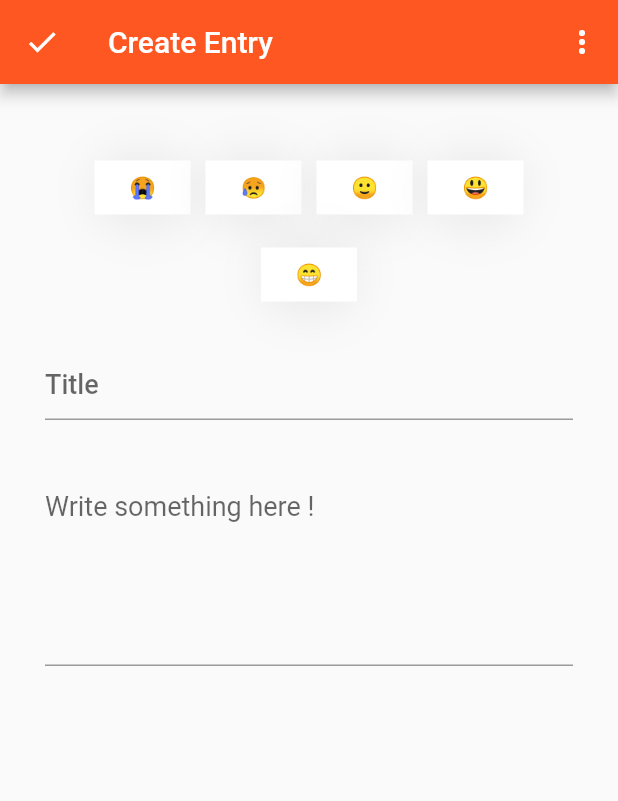
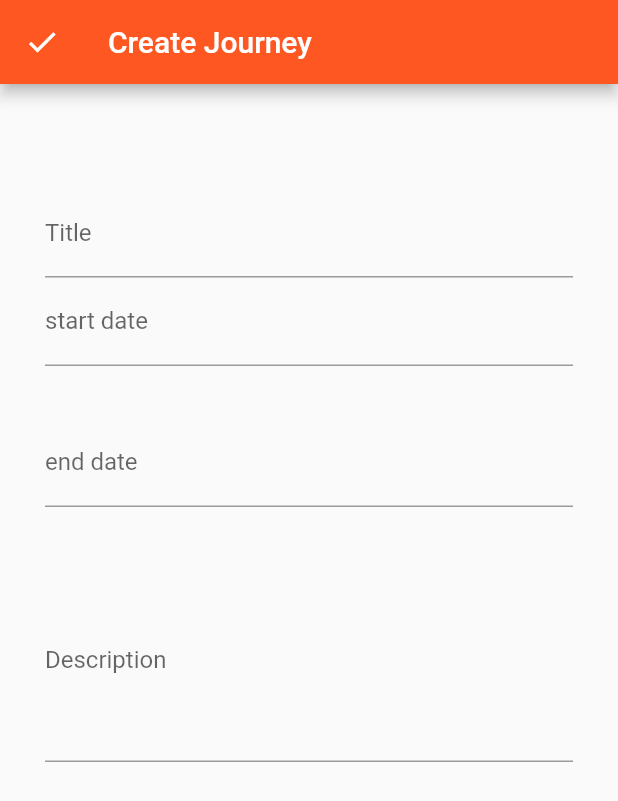
Before and after one commit to ARU-Coders/daybook, a Flutter app: the screen it shows once a user with an empty profile is signed in, after a tap on the "add" icon, on a phone screen of 412 x 824 dp. Shown: the top 801 px of the screen. Run offline on Flutter 3.47's test engine with Material 2 defaults, Android fonts, the phone set to English and light mode, and no system bars; drawn by our look-alikes of group_button; our stand-ins replace cloud_firestore, curved_navigation_bar, file_picker, firebase_auth, firebase_core, firebase_storage and 2 more; accounts and stored records are empty; network calls fail; Roboto replaces fonts that are missing (Times New Roman).

```diff
--- /dev/null
+++ b/lib/Pages/create_journey.dart
@@ -0,0 +1,178 @@
+import 'package:flutter/material.dart';
+import 'package:daybook/Services/journeyService.dart';
+
+class CreateJourneyScreen extends StatefulWidget {
+  @override
+  _CreateJourneyScreenState createState() => _CreateJourneyScreenState();
+}
+
+class _CreateJourneyScreenState extends State<CreateJourneyScreen> {
+  final _formKey = GlobalKey<FormState>();
+
+  TextEditingController titleController = TextEditingController();
+  TextEditingController descriptionController = TextEditingController();
+  TextEditingController startDateController = TextEditingController();
+  TextEditingController endDateController = TextEditingController();
+
+  @override
+  Widget build(BuildContext context) {
+    return Scaffold(
+      appBar: AppBar(
+        title: Text(
+          "Create Journey",
+        ),
+        leading: IconButton(
+          icon: Icon(Icons.check),
+          onPressed: () {
+            if (_formKey.currentState.validate()) {
+              createJourney(
+                  titleController.text,
+                  descriptionController.text,
+                  DateTime.parse(startDateController.text),
+                  DateTime.parse(endDateController.text));
+              Navigator.pop(context);
+            }
+          },
+        ),
+        // actions: <Widget>[
+        //   PopupMenuButton<String>(
+        //     onSelected: handleMenuClick,
+        //     itemBuilder: (BuildContext context) {
+        //       return menuItems.map((String choice) {
+        //         return PopupMenuItem<String>(
+        //           value: choice,
+        //           child: Text(choice),
+        //         );
+        //       }).toList();
+        //     },
+        //   ),
+        // ],
+      ),
+      body: SafeArea(
+        child: SingleChildScrollView(
+          child: Padding(
+            padding: const EdgeInsets.all(10.0),
+            child: Container(
+                child: Form(
+                    key: _formKey,
+                    child: Column(
+                      mainAxisAlignment: MainAxisAlignment.center,
+                      children: [
+                        SizedBox(
+                          height: 25.0,
+                        ),
+                        Padding(
+                          padding: const EdgeInsets.fromLTRB(20, 10, 20, 5),
+                          child: Column(children: [
+                            SizedBox(
+                              height: 25.0,
+                            ),
+                            TextFormField(
+                              // style: TextStyle(
+                              //     color: Colors.black87,
+                              //     fontSize: 16,
+                              //     fontWeight: FontWeight.w500,
+                              //     fontFamily: "Times New Roman"),
+                              controller: titleController,
+                              decoration: InputDecoration(
+                                labelText: "Title",
+                                // hintText: 'Enter Journey Title Here!!'/
+                              ),
+                              autofocus: false,
+                              validator: (value) {
+                                if (value.isEmpty) {
+                                  return 'Title cannot be empty !';
+                                }
+                                return null;
+                              },
+                            ),
+                            TextFormField(
+                              controller: startDateController,
+                              decoration: InputDecoration(
+                                labelText: "start date",
+                              ),
+                              onTap: () async {
+                                DateTime date = DateTime(1900);
+                                FocusScope.of(context)
+                                    .requestFocus(new FocusNode());
+                                date = await showDatePicker(
+                                    context: context,
+                                    initialDate: DateTime.now(),
+                                    firstDate: DateTime(1900),
+                                    lastDate: DateTime(2100));
+                                startDateController.text =
+                                    date.toIso8601String();
+                              },
+                              validator: (value) {
+                                if (value.isEmpty) {
+                                  return 'Start Date cannot be empty !';
+                                }
+                                return null;
+                              },
+                            ),
+                            SizedBox(
+                              height: 35.0,
+                            ),
+                            TextFormField(
+                              controller: endDateController,
+                              decoration: InputDecoration(
+                                labelText: "end date",
+                              ),
+                              onTap: () async {
+                                DateTime date = DateTime(1900);
+                                FocusScope.of(context)
+                                    .requestFocus(new FocusNode());
+                                date = await showDatePicker(
+                                    context: context,
+                                    initialDate: DateTime.now(),
+                                    firstDate: DateTime(1900),
+                                    lastDate: DateTime(2100));
+                                endDateController.text = date.toIso8601String();
+                              },
+                              validator: (value) {
+                                if (value.isEmpty) {
+                                  return 'End Date cannot be empty !';
+                                } else if (DateTime.parse(
+                                        startDateController.text)
+                                    .isAfter(DateTime.parse(value))) {
+                                  return "End Date can't be before start date";
+                                }
+                                return null;
+                              },
+                            ),
+                            SizedBox(
+                              height: 35.0,
+                            ),
+                            TextFormField(
+                              // style: TextStyle(
+                              //     color: Colors.black87,
+                              //     fontSize: 16,
+                              //     fontFamily: "Times New Roman"),
+                              controller: descriptionController,
+                              minLines: 5,
+                              maxLines: null,
+                              keyboardType: TextInputType.multiline,
+                              decoration: InputDecoration(
+                                labelText: "Description",
+                                // hintText: 'Write Something Here!!'
+                              ),
+                              validator: (value) {
+                                if (value.isEmpty) {
+                                  return 'Content cannot be empty !';
+                                }
+                                return null;
+                              },
+                            ),
+                            SizedBox(
+                              height: 25.0,
+                            ),
+                          ]),
+                        ),
+                      ],
+                    ))),
+          ),
+        ),
+      ),
+    );
+  }
+}
--- a/lib/main.dart
+++ b/lib/main.dart
@@ -1,4 +1,6 @@
 import 'package:daybook/Pages/create_entry.dart';
+import 'package:daybook/Pages/create_journey.dart';
+import 'package:daybook/Pages/display_entry.dart';
 import 'package:flutter/material.dart';
 import 'package:firebase_core/firebase_core.dart';
 import 'Pages/start.dart';
@@ -29,6 +31,8 @@ class MyApp extends StatelessWidget {
         '/login': (BuildContext context) => LoginPage(),
         '/home': (BuildContext context) => HomePage(),
         '/createEntry': (BuildContext context) => CreateEntryScreen(),
+        '/createJourney': (BuildContext context) => CreateJourneyScreen(),
+        '/displayEntry': (BuildContext context) => DisplayEntryScreen(),
       },
     );
     // ,);
```
Also changed, not shown: lib/Pages/create_entry.dart (+19 -5 lines), lib/Pages/display_entry.dart (added, +179 -0 lines), lib/Pages/entries.dart (+16 -31 lines), lib/Pages/journeys.dart (+5 -12 lines), lib/Services/entryService.dart (+4 -3 lines), lib/Services/journeyService.dart (+5 -5 lines).
